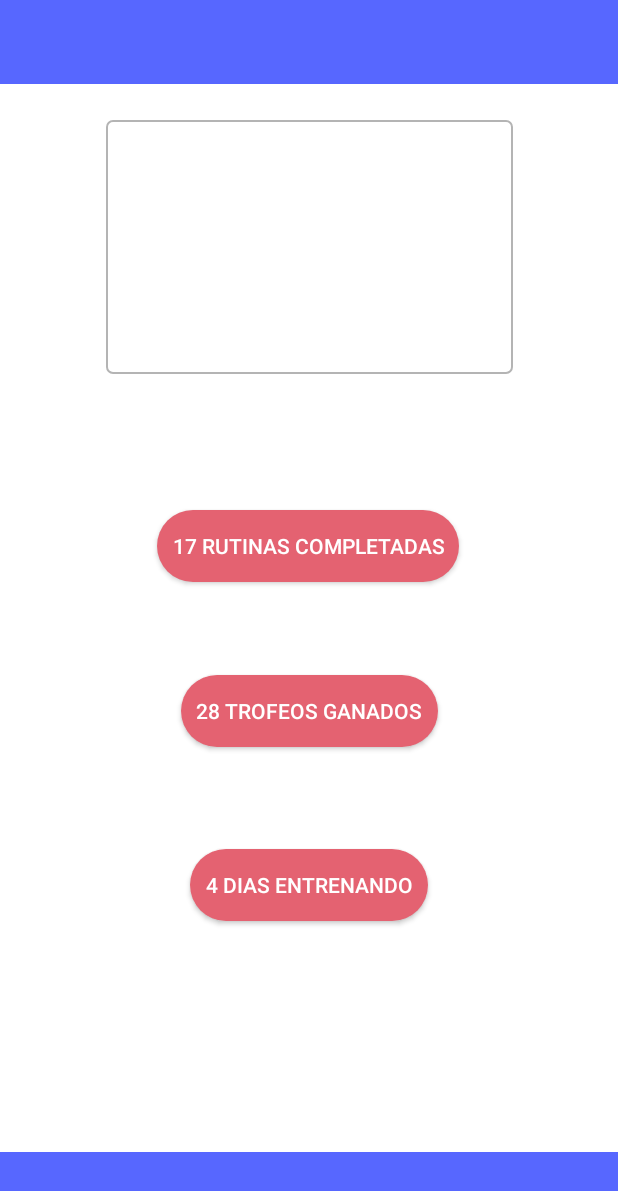
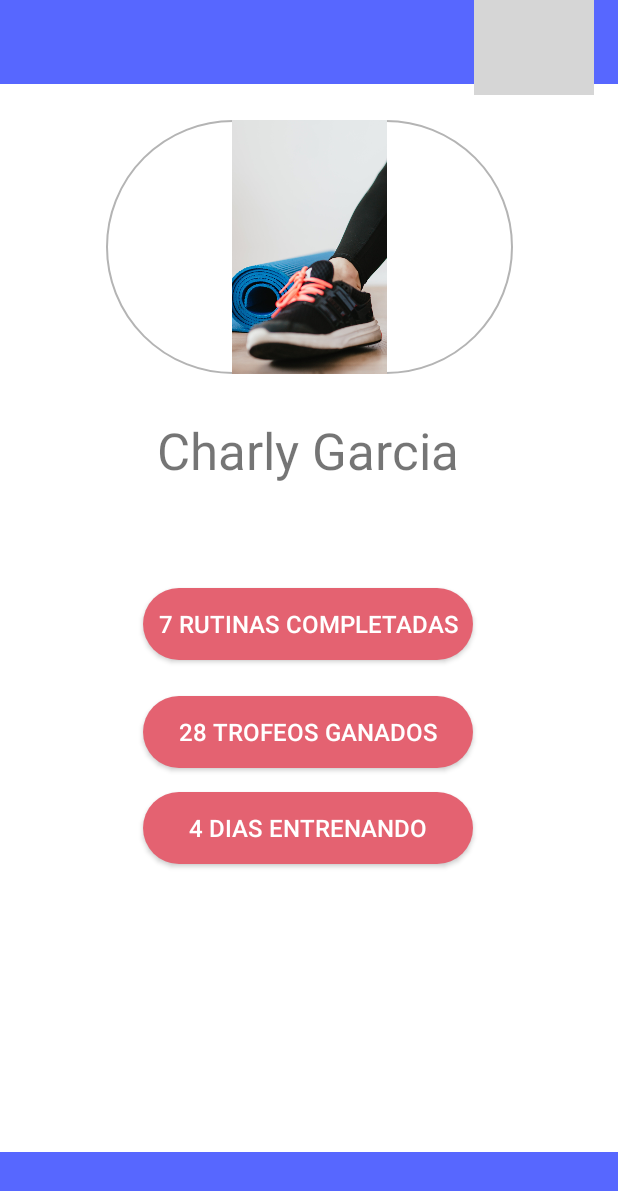
Before and after one commit to GastonDonikian/HCI-OnFitApp, an Android app: the ProfileActivity screen opened directly, with no data from a screen before it, on a phone screen of 412 x 824 dp. Shown: the top 1191 px of the screen. Run offline under Robolectric (Android 15) with nearby library versions, the phone set to English and light mode, and no system bars; grey boxes are pictures that could not be loaded.

Commit message:
Mas cambios al profile

```diff
--- a/app/src/main/res/drawable/round_outline.xml
+++ b/app/src/main/res/drawable/round_outline.xml
@@ -2,7 +2,7 @@
 <shape xmlns:android="http://schemas.android.com/apk/res/android"
     android:shape="rectangle">
 
-    <corners android:radius="4dp" />
+    <corners android:radius="100dp" />
 
     <stroke
         android:width="1dp"
--- a/app/src/main/res/layout/activity_profile.xml
+++ b/app/src/main/res/layout/activity_profile.xml
@@ -39,7 +39,7 @@
             app:layout_constraintTop_toTopOf="parent"
             app:layout_constraintVertical_bias="0.499" />
 
-        <androidx.appcompat.widget.AppCompatImageView
+        <ImageView
             android:id="@+id/imageView1"
             android:layout_width="271dp"
             android:layout_height="169dp"
@@ -48,19 +48,21 @@
             app:layout_constraintEnd_toEndOf="parent"
             app:layout_constraintStart_toStartOf="parent"
             app:layout_constraintTop_toTopOf="parent"
-            tools:srcCompat="@drawable/fondo2" />
+            android:src="@drawable/fondo2" />
 
         <androidx.appcompat.widget.AppCompatButton
             android:id="@+id/button2"
             android:layout_width="wrap_content"
             android:layout_height="wrap_content"
-            android:layout_marginTop="284dp"
+            android:layout_marginTop="336dp"
+            android:width="220dp"
             android:background="@drawable/my_button"
-            android:text="17 RUTINAS COMPLETADAS"
+            android:padding="10dp"
+            android:text="7 RUTINAS COMPLETADAS"
             android:textColor="#ffffff"
-            android:padding="10dp"
+            android:textSize="16sp"
             app:layout_constraintEnd_toEndOf="parent"
-            app:layout_constraintHorizontal_bias="0.496"
+            app:layout_constraintHorizontal_bias="0.497"
             app:layout_constraintStart_toStartOf="parent"
             app:layout_constraintTop_toTopOf="parent" />
 
@@ -68,12 +70,15 @@
             android:id="@+id/button3"
             android:layout_width="wrap_content"
             android:layout_height="wrap_content"
-            android:layout_marginTop="110dp"
+            android:layout_marginTop="72dp"
+            android:width="220dp"
             android:background="@drawable/my_button"
+            android:padding="10dp"
             android:text="28 TROFEOS GANADOS"
             android:textColor="#ffffff"
-            android:padding="10dp"
+            android:textSize="16sp"
             app:layout_constraintEnd_toEndOf="parent"
+            app:layout_constraintHorizontal_bias="0.497"
             app:layout_constraintStart_toStartOf="parent"
             app:layout_constraintTop_toTopOf="@+id/button2" />
 
@@ -81,13 +86,15 @@
             android:id="@+id/button4"
             android:layout_width="wrap_content"
             android:layout_height="wrap_content"
-            android:layout_marginTop="116dp"
+            android:layout_marginTop="64dp"
+            android:width="220dp"
             android:background="@drawable/my_button"
+            android:padding="10dp"
             android:text="4 DIAS ENTRENANDO"
             android:textColor="#ffffff"
-            android:padding="10dp"
+            android:textSize="16sp"
             app:layout_constraintEnd_toEndOf="parent"
-            app:layout_constraintHorizontal_bias="0.501"
+            app:layout_constraintHorizontal_bias="0.497"
             app:layout_constraintStart_toStartOf="parent"
             app:layout_constraintTop_toTopOf="@+id/button3" />
 
@@ -101,6 +108,29 @@
             app:layout_constraintEnd_toEndOf="parent"
             app:layout_constraintStart_toStartOf="parent" />
 
+        <TextView
+            android:id="@+id/user_name"
+            android:layout_width="wrap_content"
+            android:layout_height="wrap_content"
+            android:layout_marginTop="28dp"
+            android:text="Charly Garcia"
+            android:textSize="34sp"
+            app:layout_constraintEnd_toEndOf="parent"
+            app:layout_constraintHorizontal_bias="0.498"
+            app:layout_constraintStart_toStartOf="parent"
+            app:layout_constraintTop_toBottomOf="@+id/imageView1" />
+
 
     </androidx.constraintlayout.widget.ConstraintLayout>
+
+    <ImageView
+        android:id="@+id/imageView4"
+        android:layout_width="80dp"
+        android:layout_height="63dp"
+        app:layout_constraintEnd_toEndOf="parent"
+        app:layout_constraintHorizontal_bias="0.951"
+        app:layout_constraintStart_toStartOf="@+id/toolbar"
+        app:layout_constraintTop_toTopOf="parent"
+        app:srcCompat="@drawable/settings_icon_foreground" />
+
 </androidx.constraintlayout.widget.ConstraintLayout>
--- /dev/null
+++ b/app/src/main/res/layout/toolbar.xml
@@ -0,0 +1,23 @@
+<?xml version="1.0" encoding="utf-8"?>
+<!--<androidx.appcompat.widget.Toolbar xmlns:android="http://schemas.android.com/apk/res/android"-->
+<!--    xmlns:app="http://schemas.android.com/apk/res-auto"-->
+<!--    xmlns:tools="http://schemas.android.com/tools"-->
+<!--    android:layout_width="match_parent"-->
+<!--    android:layout_height="match_parent"-->
+<!--    android:background="@android:color/background_dark"-->
+<!--    tools:context=".MainActivity"-->
+<!--    android:id="@+id/myToolBar"-->
+<!--    android:theme="@style/ThemeOverlay.AppCompat">-->
+
+<!--</androidx.appcompat.widget.Toolbar>-->
+<FrameLayout xmlns:android="http://schemas.android.com/apk/res/android"
+    xmlns:tools="http://schemas.android.com/tools"
+    android:layout_width="match_parent"
+    android:layout_height="wrap_content"
+    android:background="#FFEFEF"
+    tools:showIn="@layout/activity_main" >
+
+    <ImageView android:layout_width="wrap_content"
+        android:layout_height="wrap_content"
+        android:src="@drawable/abc_vector_test" />
+</FrameLayout>
```
